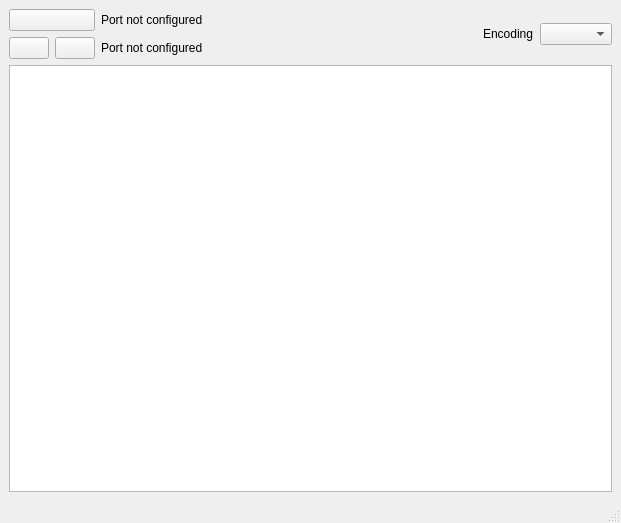
Before: the Qt Designer form MainWindow.ui in angel-acp10/qSerialSniffer, drawn with Qt 5.
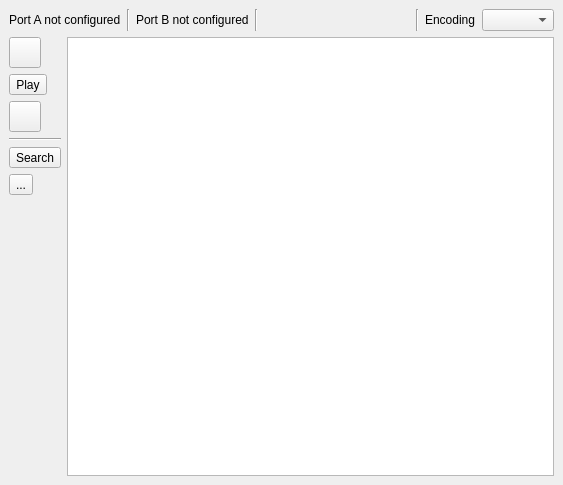
After: the same form once the commit is applied. Icons and pictures are not drawn.

Commit message: FilteredDock and SearchDock created, but not functional

What changed in the file:
```diff
--- a/MainWindow.ui
+++ b/MainWindow.ui
@@ -6,25 +6,48 @@
    <rect>
     <x>0</x>
     <y>0</y>
-    <width>621</width>
-    <height>523</height>
+    <width>563</width>
+    <height>485</height>
    </rect>
   </property>
   <property name="windowTitle">
    <string>MainWindow</string>
   </property>
   <widget class="QWidget" name="centralwidget">
+   <layout class="QHBoxLayout" name="horizontalLayout_3">
+    <item>
+     <layout class="QVBoxLayout" name="verticalLayout_2">
+      <item>
    <layout class="QHBoxLayout" name="horizontalLayout">
     <item>
-     <layout class="QGridLayout" name="gridLayout">
-      <item row="0" column="2">
        <widget class="QLabel" name="portA_label">
         <property name="text">
-         <string>Port not configured</string>
+           <string>Port A not configured</string>
         </property>
        </widget>
       </item>
-      <item row="0" column="3">
+        <item>
+         <widget class="Line" name="line">
+          <property name="orientation">
+           <enum>Qt::Vertical</enum>
+          </property>
+         </widget>
+        </item>
+        <item>
+         <widget class="QLabel" name="portB_label">
+          <property name="text">
+           <string>Port B not configured</string>
+          </property>
+         </widget>
+        </item>
+        <item>
+         <widget class="Line" name="line_2">
+          <property name="orientation">
+           <enum>Qt::Vertical</enum>
+          </property>
+         </widget>
+        </item>
+        <item>
        <spacer name="horizontalSpacer">
         <property name="orientation">
          <enum>Qt::Horizontal</enum>
@@ -37,74 +60,157 @@
         </property>
        </spacer>
       </item>
-      <item row="1" column="1">
-       <widget class="QPushButton" name="pause_pushButton">
-        <property name="text">
-         <string/>
-        </property>
-        <property name="icon">
-         <iconset resource="images.qrc">
-          <normaloff>:/images/pause-fill.svg</normaloff>:/images/pause-fill.svg</iconset>
-        </property>
-       </widget>
-      </item>
-      <item row="0" column="5" rowspan="2">
-       <widget class="QComboBox" name="encoding_comboBox"/>
-      </item>
-      <item row="0" column="0" colspan="2">
-       <widget class="QPushButton" name="settings_pushButton">
-        <property name="text">
-         <string/>
-        </property>
-        <property name="icon">
-         <iconset resource="images.qrc">
-          <normaloff>:/images/gear-fill.svg</normaloff>:/images/gear-fill.svg</iconset>
-        </property>
-       </widget>
-      </item>
-      <item row="0" column="4" rowspan="2">
+        <item>
+         <widget class="Line" name="line_3">
+          <property name="orientation">
+           <enum>Qt::Vertical</enum>
+          </property>
+         </widget>
+        </item>
+        <item>
        <widget class="QLabel" name="encoding_label">
         <property name="text">
          <string>Encoding</string>
         </property>
        </widget>
       </item>
-      <item row="1" column="2">
-       <widget class="QLabel" name="portB_label">
-        <property name="text">
-         <string>Port not configured</string>
-        </property>
-       </widget>
-      </item>
-      <item row="1" column="0">
-       <widget class="QPushButton" name="play_pushButton">
+        <item>
+         <widget class="QComboBox" name="encoding_comboBox"/>
+        </item>
+       </layout>
+      </item>
+      <item>
+       <layout class="QHBoxLayout" name="horizontalLayout_2" stretch="0,0">
+        <property name="sizeConstraint">
+         <enum>QLayout::SetFixedSize</enum>
+        </property>
+        <item>
+         <layout class="QVBoxLayout" name="verticalLayout">
+          <property name="sizeConstraint">
+           <enum>QLayout::SetDefaultConstraint</enum>
+          </property>
+          <item>
+           <widget class="QToolButton" name="settings_toolButton">
         <property name="text">
          <string/>
+            </property>
+            <property name="icon">
+             <iconset resource="images.qrc">
+              <normaloff>:/images/gear-fill.svg</normaloff>:/images/gear-fill.svg</iconset>
+            </property>
+            <property name="iconSize">
+             <size>
+              <width>24</width>
+              <height>24</height>
+             </size>
+            </property>
+            <property name="checkable">
+             <bool>false</bool>
+            </property>
+            <property name="checked">
+             <bool>false</bool>
+            </property>
+           </widget>
+          </item>
+          <item>
+           <widget class="QToolButton" name="play_toolButton">
+            <property name="text">
+             <string>Play</string>
         </property>
         <property name="icon">
          <iconset resource="images.qrc">
           <normaloff>:/images/play-fill.svg</normaloff>:/images/play-fill.svg</iconset>
         </property>
-       </widget>
-      </item>
-      <item row="3" column="0" colspan="6">
-       <widget class="QTableView" name="received_tableView"/>
-      </item>
-     </layout>
-    </item>
-   </layout>
-  </widget>
-  <widget class="QMenuBar" name="menubar">
-   <property name="geometry">
-    <rect>
-     <x>0</x>
-     <y>0</y>
-     <width>621</width>
-     <height>22</height>
-    </rect>
-   </property>
-  </widget>
-  <widget class="QStatusBar" name="statusbar"/>
+            <property name="iconSize">
+             <size>
+              <width>24</width>
+              <height>24</height>
+             </size>
+            </property>
+           </widget>
+          </item>
+          <item>
+           <widget class="QToolButton" name="pause_toolButton">
+            <property name="text">
+             <string/>
+            </property>
+            <property name="icon">
+             <iconset resource="images.qrc">
+              <normaloff>:/images/pause-fill.svg</normaloff>:/images/pause-fill.svg</iconset>
+            </property>
+            <property name="iconSize">
+             <size>
+              <width>24</width>
+              <height>24</height>
+             </size>
+            </property>
+           </widget>
+          </item>
+          <item>
+           <widget class="Line" name="line_4">
+            <property name="orientation">
+             <enum>Qt::Horizontal</enum>
+            </property>
+           </widget>
+          </item>
+          <item>
+           <widget class="QToolButton" name="search_toolButton">
+            <property name="text">
+             <string>Search</string>
+            </property>
+            <property name="icon">
+             <iconset resource="images.qrc">
+              <normaloff>:/images/search.svg</normaloff>:/images/search.svg</iconset>
+            </property>
+            <property name="iconSize">
+             <size>
+              <width>24</width>
+              <height>24</height>
+             </size>
+            </property>
+           </widget>
+          </item>
+          <item>
+           <widget class="QToolButton" name="filteredTerminal_toolButton">
+            <property name="text">
+             <string>...</string>
+            </property>
+            <property name="icon">
+             <iconset resource="images.qrc">
+              <normaloff>:/images/funnel.svg</normaloff>:/images/funnel.svg</iconset>
+            </property>
+            <property name="iconSize">
+             <size>
+              <width>24</width>
+              <height>24</height>
+             </size>
+            </property>
+           </widget>
+          </item>
+          <item>
+           <spacer name="verticalSpacer">
+            <property name="orientation">
+             <enum>Qt::Vertical</enum>
+            </property>
+            <property name="sizeHint" stdset="0">
+             <size>
+              <width>20</width>
+              <height>238</height>
+             </size>
+            </property>
+           </spacer>
+          </item>
+         </layout>
+        </item>
+        <item>
+         <widget class="QTableView" name="tableView"/>
+        </item>
+       </layout>
+      </item>
+     </layout>
+    </item>
+   </layout>
+  </widget>
  </widget>
  <resources>
   <include location="images.qrc"/>
```
Lines whose indentation alone changed are shown as unchanged. The commit also changes 14 other files.
